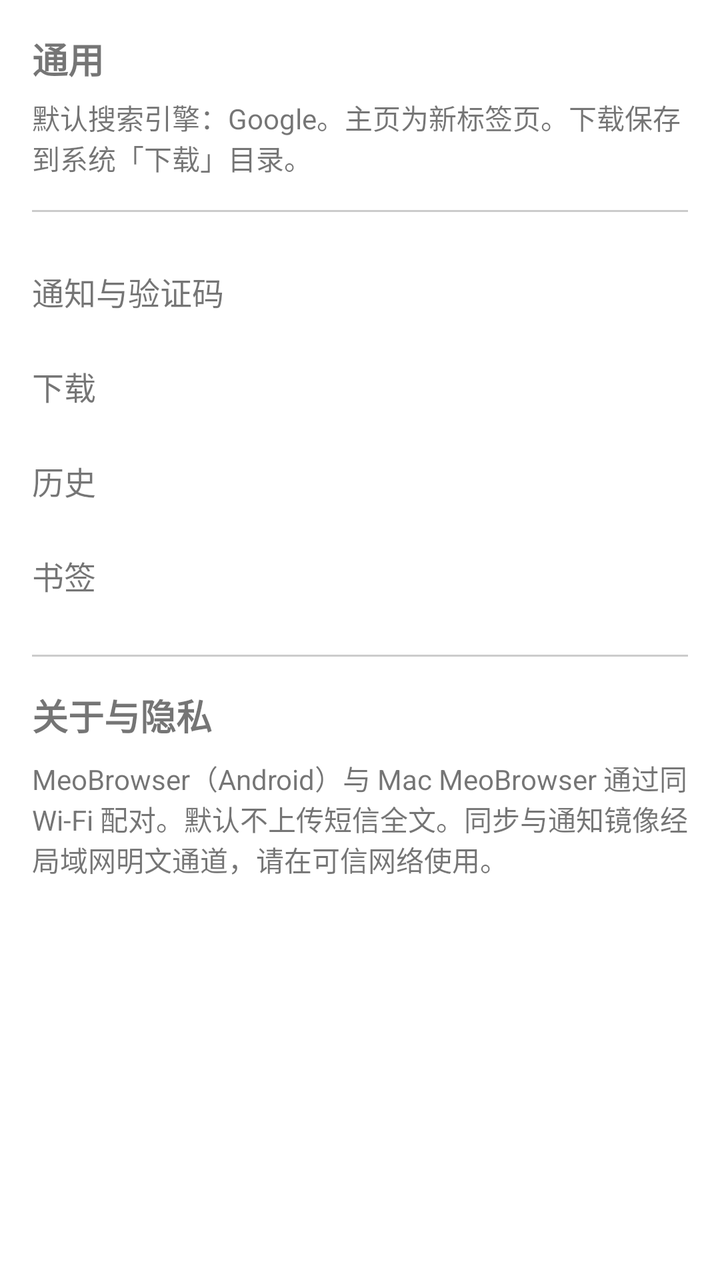
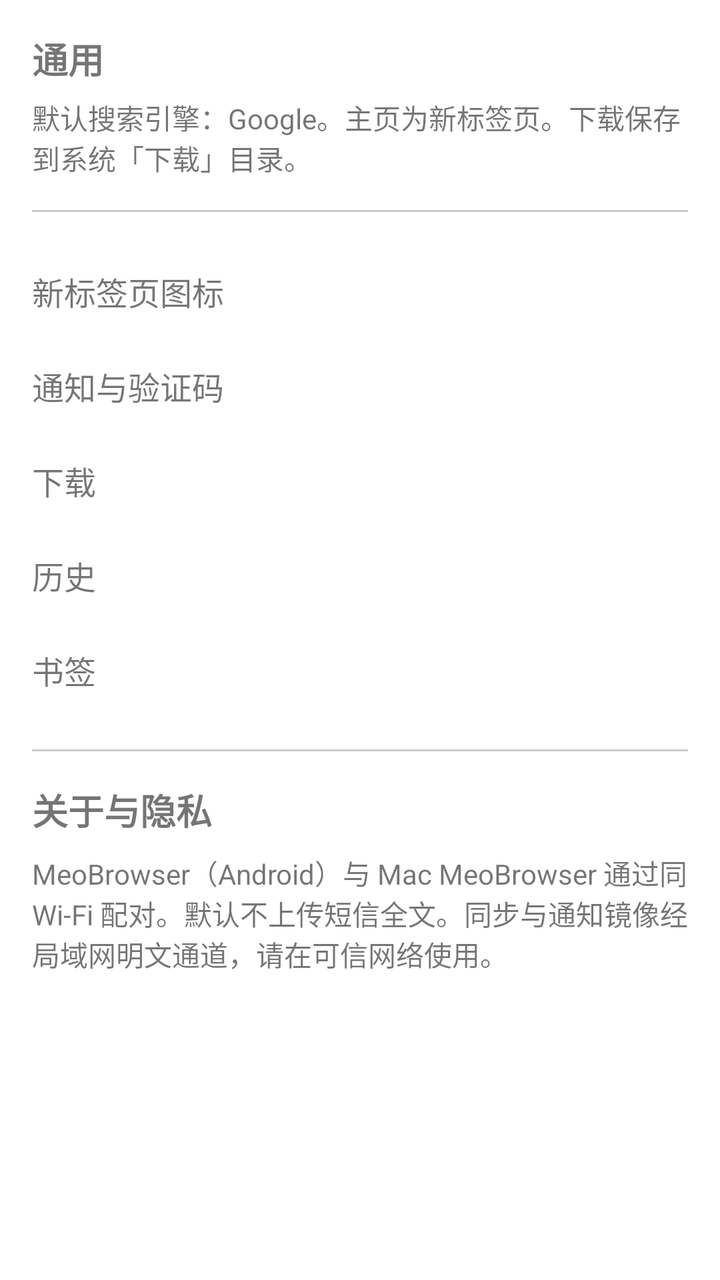

An Android layout rendered at two revisions. The XML below is the earlier revision; the diff shows what the commit changed to produce the second picture.
<!-- AndroidManifest.xml: application theme Theme.MeoCompanion -->
<!-- res/layout/fragment_settings_home.xml -->
<?xml version="1.0" encoding="utf-8"?>
<ScrollView xmlns:android="http://schemas.android.com/apk/res/android"
    android:layout_width="match_parent"
    android:layout_height="match_parent"
    android:padding="16dp">

    <LinearLayout
        android:layout_width="match_parent"
        android:layout_height="wrap_content"
        android:orientation="vertical">

        <TextView
            android:layout_width="match_parent"
            android:layout_height="wrap_content"
            android:text="@string/settings_section_general"
            android:textSize="18sp"
            android:textStyle="bold" />

        <TextView
            android:id="@+id/generalSummary"
            android:layout_width="match_parent"
            android:layout_height="wrap_content"
            android:layout_marginTop="6dp"
            android:text="@string/settings_general_hint"
            android:textSize="14sp" />

        <View
            android:layout_width="match_parent"
            android:layout_height="1dp"
            android:layout_marginVertical="16dp"
            android:background="#33000000" />

        <TextView
            android:id="@+id/openNotificationSettings"
            android:layout_width="match_parent"
            android:layout_height="wrap_content"
            android:background="?attr/selectableItemBackground"
            android:paddingVertical="12dp"
            android:text="@string/settings_section_notification"
            android:textSize="16sp" />

        <TextView
            android:id="@+id/openDownloadSettings"
            android:layout_width="match_parent"
            android:layout_height="wrap_content"
            android:background="?attr/selectableItemBackground"
            android:paddingVertical="12dp"
            android:text="@string/settings_section_downloads"
            android:textSize="16sp" />

        <TextView
            android:id="@+id/openHistory"
            android:layout_width="match_parent"
            android:layout_height="wrap_content"
            android:background="?attr/selectableItemBackground"
            android:paddingVertical="12dp"
            android:text="@string/settings_section_history"
            android:textSize="16sp" />

        <TextView
            android:id="@+id/openBookmarks"
            android:layout_width="match_parent"
            android:layout_height="wrap_content"
            android:background="?attr/selectableItemBackground"
            android:paddingVertical="12dp"
            android:text="@string/settings_section_bookmarks"
            android:textSize="16sp" />

        <View
            android:layout_width="match_parent"
            android:layout_height="1dp"
            android:layout_marginVertical="16dp"
            android:background="#33000000" />

        <TextView
            android:layout_width="match_parent"
            android:layout_height="wrap_content"
            android:text="@string/settings_section_about"
            android:textSize="18sp"
            android:textStyle="bold" />

        <TextView
            android:layout_width="match_parent"
            android:layout_height="wrap_content"
            android:layout_marginTop="8dp"
            android:text="@string/settings_about_body"
            android:textSize="14sp" />
    </LinearLayout>
</ScrollView>
<!-- resources referenced by this layout -->
<resources>
  <string name="settings_about_body">MeoBrowser（Android）与 Mac MeoBrowser 通过同 Wi‑Fi 配对。默认不上传短信全文。同步与通知镜像经局域网明文通道，请在可信网络使用。</string>
  <string name="settings_general_hint">默认搜索引擎：Google。主页为新标签页。下载保存到系统「下载」目录。</string>
  <string name="settings_section_about">关于与隐私</string>
  <string name="settings_section_bookmarks">书签</string>
  <string name="settings_section_downloads">下载</string>
  <string name="settings_section_general">通用</string>
  <string name="settings_section_history">历史</string>
  <string name="settings_section_notification">通知与验证码</string>
  <style name="Theme.MeoCompanion" parent="Theme.MaterialComponents.DayNight.NoActionBar" />
</resources>

<!-- the commit's change to res/layout/fragment_settings_home.xml (unified diff, before → after) -->
@@ -29,6 +29,15 @@
             android:layout_height="1dp"
             android:layout_marginVertical="16dp"
             android:background="#33000000" />
+
+        <TextView
+            android:id="@+id/openNewTabLayout"
+            android:layout_width="match_parent"
+            android:layout_height="wrap_content"
+            android:background="?attr/selectableItemBackground"
+            android:paddingVertical="12dp"
+            android:text="@string/settings_section_newtab"
+            android:textSize="16sp" />
 
         <TextView
             android:id="@+id/openNotificationSettings"
<!-- resource entries referenced after the edit -->
@@ -7,6 +7,7 @@
   <string name="settings_section_downloads">下载</string>
   <string name="settings_section_general">通用</string>
   <string name="settings_section_history">历史</string>
+  <string name="settings_section_newtab">新标签页图标</string>
   <string name="settings_section_notification">通知与验证码</string>
   <style name="Theme.MeoCompanion" parent="Theme.MaterialComponents.DayNight.NoActionBar" />
 </resources>
